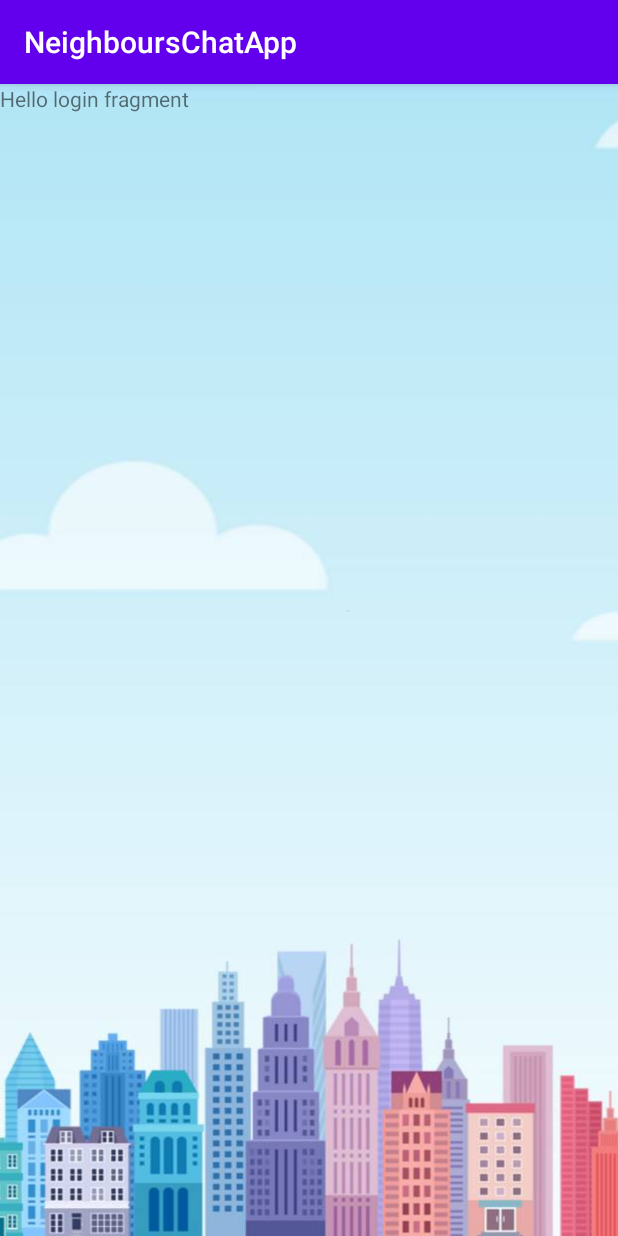
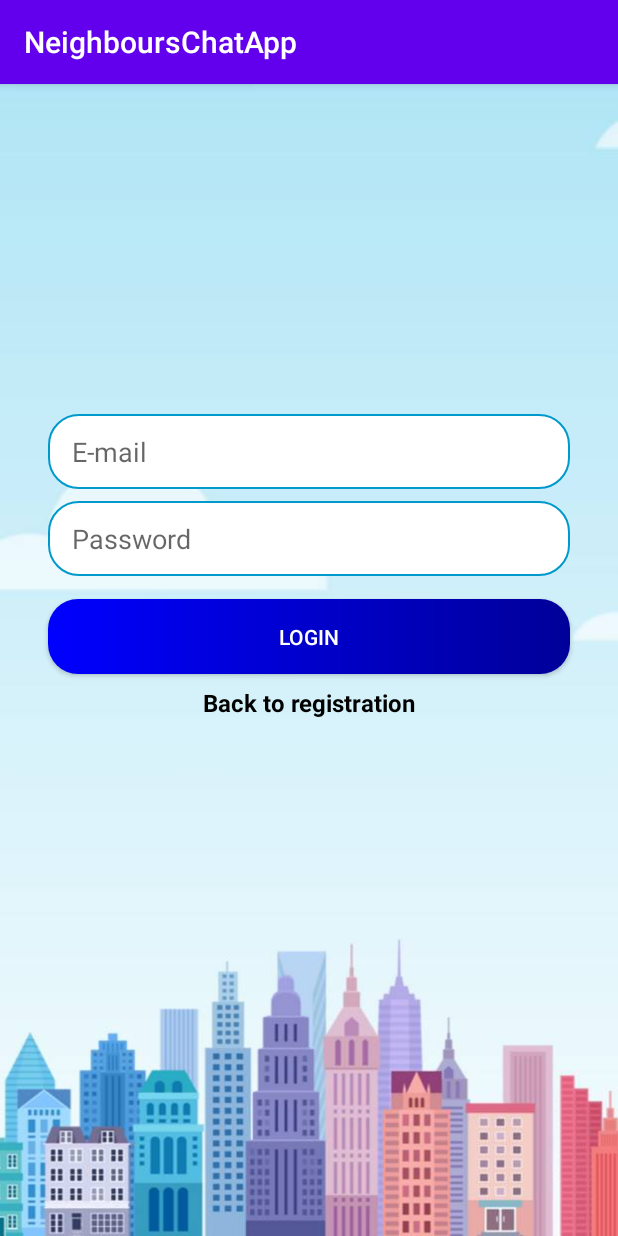
Before and after one commit to zakariamosa/NeighboursChat, an Android app: the screen it shows after launch (MainActivity), on a phone screen of 412 x 824 dp. Run offline under Robolectric (Android 15) with nearby library versions, the phone set to English and light mode, and no system bars.

Commit message:
Added strings and basic design to login-fragment.

```diff
--- /dev/null
+++ b/app/src/main/res/drawable/rounded_button_register_login.xml
@@ -0,0 +1,12 @@
+<?xml version="1.0" encoding="utf-8"?>
+<shape xmlns:android="http://schemas.android.com/apk/res/android">
+
+    <solid android:color="@android:color/holo_blue_dark"/>
+    <gradient
+        android:angle="180"
+        android:startColor="#000099"
+        android:endColor="#0000FF"
+        android:type="linear" />
+    <corners android:radius="20dp"/>
+
+</shape>
--- /dev/null
+++ b/app/src/main/res/drawable/rounded_edittext_register_login.xml
@@ -0,0 +1,10 @@
+<?xml version="1.0" encoding="utf-8"?>
+<shape xmlns:android="http://schemas.android.com/apk/res/android">
+
+    <solid android:color="@android:color/white"/>
+    <stroke
+        android:width="1dp"
+        android:color="@android:color/holo_blue_dark"/>
+    <corners android:radius="20dp"/>
+
+</shape>
--- a/app/src/main/res/layout/fragment_login.xml
+++ b/app/src/main/res/layout/fragment_login.xml
@@ -1,13 +1,71 @@
 <?xml version="1.0" encoding="utf-8"?>
-<FrameLayout xmlns:android="http://schemas.android.com/apk/res/android"
+<androidx.constraintlayout.widget.ConstraintLayout xmlns:android="http://schemas.android.com/apk/res/android"
     xmlns:tools="http://schemas.android.com/tools"
     android:layout_width="match_parent"
     android:layout_height="match_parent"
+    xmlns:app="http://schemas.android.com/apk/res-auto"
     tools:context=".LoginFragment">
 
+    <EditText
+        android:id="@+id/email_edittext_login"
+        android:layout_width="0dp"
+        android:layout_height="50dp"
+        android:layout_marginStart="32dp"
+        android:layout_marginTop="220dp"
+        android:layout_marginEnd="32dp"
+        android:background="@drawable/rounded_edittext_register_login"
+        android:ems="10"
+        android:hint="@string/e_mail"
+        android:autofillHints="@string/e_mail"
+        android:inputType="textEmailAddress"
+        android:paddingStart="16dp"
+        android:paddingEnd="16dp"
+        app:layout_constraintEnd_toEndOf="parent"
+        app:layout_constraintStart_toStartOf="parent"
+        app:layout_constraintTop_toTopOf="parent" />
+
+    <EditText
+        android:id="@+id/password_edittext_login"
+        android:layout_width="0dp"
+        android:layout_height="50dp"
+        android:layout_marginTop="8dp"
+        android:background="@drawable/rounded_edittext_register_login"
+        android:ems="10"
+        android:paddingStart="16dp"
+        android:paddingEnd="16dp"
+        android:hint="@string/password"
+        android:autofillHints="@string/password"
+        android:inputType="textPassword"
+        app:layout_constraintEnd_toEndOf="@+id/email_edittext_login"
+        app:layout_constraintStart_toStartOf="@+id/email_edittext_login"
+        app:layout_constraintTop_toBottomOf="@+id/email_edittext_login" />
+
+    <Button
+        android:id="@+id/login_button_login"
+        android:layout_width="0dp"
+        android:layout_height="50dp"
+        android:layout_marginTop="15dp"
+        android:background="@drawable/rounded_button_register_login"
+        android:text="@string/login"
+        android:textColor="@android:color/white"
+        app:layout_constraintEnd_toEndOf="@+id/password_edittext_login"
+        app:layout_constraintStart_toStartOf="@+id/password_edittext_login"
+        app:layout_constraintTop_toBottomOf="@+id/password_edittext_login" />
+
     <TextView
-        android:layout_width="match_parent"
-        android:layout_height="match_parent"
-        android:text="@string/hello_login_fragment" />
+        android:id="@+id/back_to_register_textview"
+        android:layout_width="wrap_content"
+        android:layout_height="44dp"
+        android:layout_marginStart="8dp"
+        android:layout_marginTop="8dp"
+        android:layout_marginEnd="8dp"
+        android:text="@string/back_to_registration"
+        android:textColor="@android:color/background_dark"
+        android:textSize="16sp"
+        android:textStyle="bold"
+        app:layout_constraintEnd_toEndOf="@+id/login_button_login"
+        app:layout_constraintStart_toStartOf="@+id/login_button_login"
+        app:layout_constraintTop_toBottomOf="@+id/login_button_login" />
 
-</FrameLayout>
+
+</androidx.constraintlayout.widget.ConstraintLayout>
--- a/app/src/main/res/values/strings.xml
+++ b/app/src/main/res/values/strings.xml
@@ -2,4 +2,8 @@
     <string name="app_name">NeighboursChatApp</string>
     <string name="hello_login_fragment">Hello login fragment</string>
     <string name="hello_register_fragment">Hello register fragment</string>
+    <string name="e_mail">E-mail</string>
+    <string name="password">Password</string>
+    <string name="login">Login</string>
+    <string name="back_to_registration">Back to registration</string>
 </resources>
```
